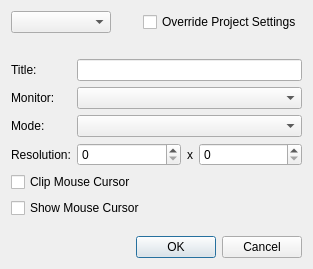
First picture: the form in Code/Editor/EditorFramework/Dialogs/WindowCfgDlg.ui, repository flyforge/flyengine, before the edit.
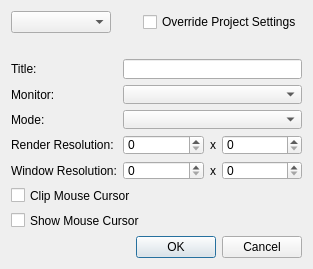
Second picture: the form after the edit. Icons and pictures are not drawn.

Patch:
```diff
--- a/Code/Editor/EditorFramework/Dialogs/WindowCfgDlg.ui
+++ b/Code/Editor/EditorFramework/Dialogs/WindowCfgDlg.ui
@@ -82,23 +82,6 @@
    </item>
    <item>
     <layout class="QGridLayout" name="gridLayout">
-     <item row="2" column="0">
-      <widget class="QLabel" name="label_3">
-       <property name="text">
-        <string>Mode:</string>
-       </property>
-      </widget>
-     </item>
-     <item row="1" column="1">
-      <widget class="QComboBox" name="m_ComboMonitor"/>
-     </item>
-     <item row="3" column="0">
-      <widget class="QLabel" name="label_4">
-       <property name="text">
-        <string>Resolution:</string>
-       </property>
-      </widget>
-     </item>
      <item row="0" column="0">
       <widget class="QLabel" name="label">
        <property name="text">
@@ -106,58 +89,6 @@
        </property>
       </widget>
      </item>
-     <item row="0" column="1">
-      <widget class="QLineEdit" name="m_LineEditTitle"/>
-     </item>
-     <item row="3" column="1">
-      <layout class="QHBoxLayout" name="horizontalLayout">
-       <item>
-        <widget class="QSpinBox" name="m_SpinResX">
-         <property name="sizePolicy">
-          <sizepolicy hsizetype="MinimumExpanding" vsizetype="Fixed">
-           <horstretch>0</horstretch>
-           <verstretch>0</verstretch>
-          </sizepolicy>
-         </property>
-         <property name="minimum">
-          <number>0</number>
-         </property>
-         <property name="maximum">
-          <number>5000</number>
-         </property>
-         <property name="singleStep">
-          <number>10</number>
-         </property>
-        </widget>
-       </item>
-       <item>
-        <widget class="QLabel" name="label_5">
-         <property name="text">
-          <string>x</string>
-         </property>
-        </widget>
-       </item>
-       <item>
-        <widget class="QSpinBox" name="m_SpinResY">
-         <property name="sizePolicy">
-          <sizepolicy hsizetype="MinimumExpanding" vsizetype="Fixed">
-           <horstretch>0</horstretch>
-           <verstretch>0</verstretch>
-          </sizepolicy>
-         </property>
-         <property name="minimum">
-          <number>0</number>
-         </property>
-         <property name="maximum">
-          <number>5000</number>
-         </property>
-         <property name="singleStep">
-          <number>10</number>
-         </property>
-        </widget>
-       </item>
-      </layout>
-     </item>
      <item row="1" column="0">
       <widget class="QLabel" name="label_2">
        <property name="text">
@@ -165,23 +96,148 @@
        </property>
       </widget>
      </item>
-     <item row="2" column="1">
-      <widget class="QComboBox" name="m_ComboMode"/>
+          <item row="3" column="0">
+            <widget class="QLabel" name="label_4">
+              <property name="text">
+                <string>Render Resolution:</string>
+              </property>
+            </widget>
      </item>
      <item row="5" column="0" colspan="2">
-      <widget class="QCheckBox" name="m_ShowMouseCursor">
-       <property name="text">
-        <string>Show Mouse Cursor</string>
-       </property>
-      </widget>
-     </item>
-     <item row="4" column="0" colspan="2">
       <widget class="QCheckBox" name="m_ClipMouseCursor">
        <property name="text">
         <string>Clip Mouse Cursor</string>
        </property>
       </widget>
      </item>
+          <item row="3" column="1">
+            <layout class="QHBoxLayout" name="horizontalLayout">
+              <item>
+                <widget class="QSpinBox" name="m_SpinRenderResX">
+                  <property name="sizePolicy">
+                    <sizepolicy hsizetype="MinimumExpanding" vsizetype="Fixed">
+                      <horstretch>0</horstretch>
+                      <verstretch>0</verstretch>
+                    </sizepolicy>
+                  </property>
+                  <property name="minimum">
+                    <number>0</number>
+                  </property>
+                  <property name="maximum">
+                    <number>50000</number>
+                  </property>
+                  <property name="singleStep">
+                    <number>10</number>
+                  </property>
+                </widget>
+              </item>
+              <item>
+                <widget class="QLabel" name="label_5">
+                  <property name="text">
+                    <string>x</string>
+                  </property>
+                </widget>
+              </item>
+              <item>
+                <widget class="QSpinBox" name="m_SpinRenderResY">
+                  <property name="sizePolicy">
+                    <sizepolicy hsizetype="MinimumExpanding" vsizetype="Fixed">
+                      <horstretch>0</horstretch>
+                      <verstretch>0</verstretch>
+                    </sizepolicy>
+                  </property>
+                  <property name="minimum">
+                    <number>0</number>
+                  </property>
+                  <property name="maximum">
+                    <number>50000</number>
+                  </property>
+                  <property name="singleStep">
+                    <number>10</number>
+                  </property>
+                </widget>
+              </item>
+            </layout>
+          </item>
+          <item row="2" column="0">
+            <widget class="QLabel" name="label_3">
+              <property name="text">
+                <string>Mode:</string>
+              </property>
+            </widget>
+          </item>
+          <item row="6" column="0" colspan="2">
+            <widget class="QCheckBox" name="m_ShowMouseCursor">
+              <property name="text">
+                <string>Show Mouse Cursor</string>
+              </property>
+            </widget>
+          </item>
+          <item row="4" column="0">
+            <widget class="QLabel" name="label_6">
+              <property name="text">
+                <string>Window Resolution:</string>
+              </property>
+            </widget>
+          </item>
+          <item row="2" column="1">
+            <widget class="QComboBox" name="m_ComboMode"/>
+          </item>
+          <item row="0" column="1">
+            <widget class="QLineEdit" name="m_LineEditTitle"/>
+          </item>
+          <item row="1" column="1">
+            <widget class="QComboBox" name="m_ComboMonitor"/>
+          </item>
+          <item row="4" column="1">
+            <layout class="QHBoxLayout" name="horizontalLayout_3">
+              <item>
+                <widget class="QSpinBox" name="m_SpinResX">
+                  <property name="sizePolicy">
+                    <sizepolicy hsizetype="MinimumExpanding" vsizetype="Fixed">
+                      <horstretch>0</horstretch>
+                      <verstretch>0</verstretch>
+                    </sizepolicy>
+                  </property>
+                  <property name="minimum">
+                    <number>0</number>
+                  </property>
+                  <property name="maximum">
+                    <number>50000</number>
+                  </property>
+                  <property name="singleStep">
+                    <number>10</number>
+                  </property>
+                </widget>
+              </item>
+              <item>
+                <widget class="QLabel" name="label_7">
+                  <property name="text">
+                    <string>x</string>
+                  </property>
+                </widget>
+              </item>
+              <item>
+                <widget class="QSpinBox" name="m_SpinResY">
+                  <property name="sizePolicy">
+                    <sizepolicy hsizetype="MinimumExpanding" vsizetype="Fixed">
+                      <horstretch>0</horstretch>
+                      <verstretch>0</verstretch>
+                    </sizepolicy>
+                  </property>
+                  <property name="minimum">
+                    <number>0</number>
+                  </property>
+                  <property name="maximum">
+                    <number>50000</number>
+                  </property>
+                  <property name="singleStep">
+                    <number>10</number>
+                  </property>
+                </widget>
+              </item>
+            </layout>
+          </item>
     </layout>
    </item>
    <item>
```
Left out of the diff: 3 changed lines with no effect on the pictures. Lines whose indentation alone changed are shown as unchanged.
